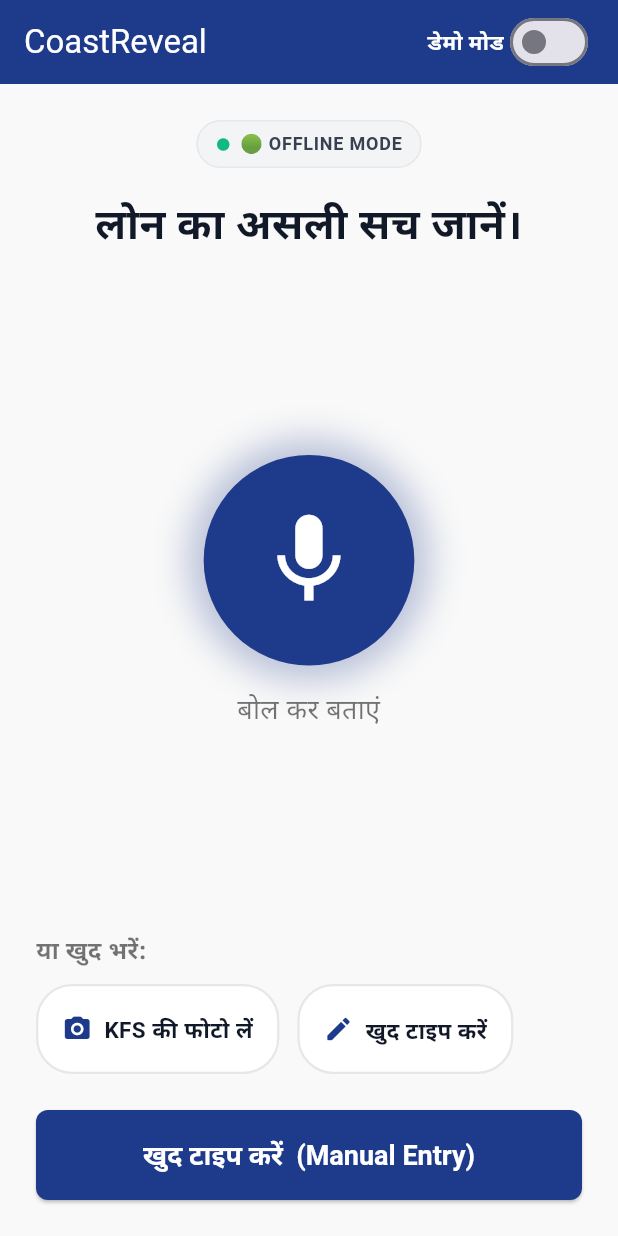
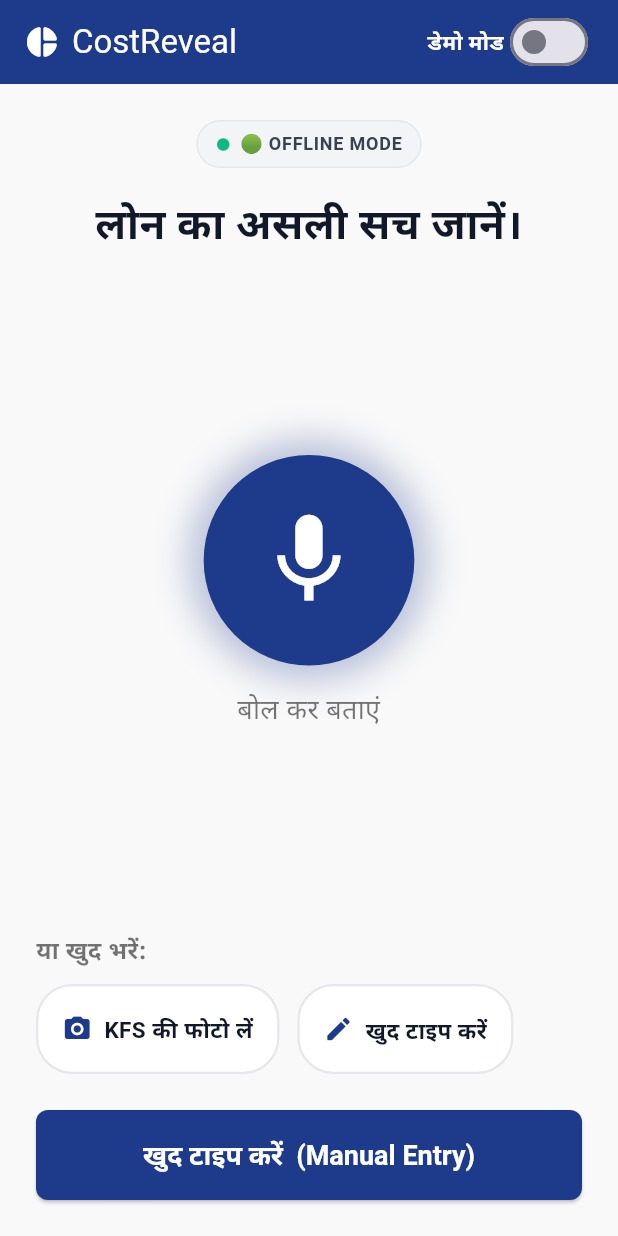
Before and after one commit to vishwasbhattgaonkar1512-cmd/CostReveal-SACH-Engine, a Flutter app: the screen it shows after launch, on a phone screen of 412 x 824 dp. Run offline on Flutter 3.47's test engine with Material 3 defaults, Android fonts, the phone set to English and light mode, and no system bars; our stand-ins replace camera, fl_chart, google_fonts, pdf, share_plus, speech_to_text and 1 more.

Commit message:
fix(UI): fix CoastReveal spelling to CostReveal and add logo icon to header

```diff
--- a/lib/main.dart
+++ b/lib/main.dart
@@ -27,7 +27,7 @@ class MyApp extends StatelessWidget {
   Widget build(BuildContext context) {
     return MaterialApp(
       debugShowCheckedModeBanner: false,
-      title: 'CoastReveal',
+      title: 'CostReveal',
       theme: ThemeData(
         scaffoldBackgroundColor: const Color(0xFFF9F9F9), // True White/Off-white for Mumbai Sunlight
         primaryColor: const Color(0xFF1E3A8A), // Government Navy
--- a/lib/ui/input_screen.dart
+++ b/lib/ui/input_screen.dart
@@ -217,7 +217,13 @@ class _InputScreenState extends State<InputScreen>
   Widget build(BuildContext context) {
     return Scaffold(
       appBar: AppBar(
-        title: const Text('CoastReveal'),
+        title: const Row(
+          children: [
+            Icon(Icons.pie_chart_rounded, color: Colors.white),
+            SizedBox(width: 8),
+            Text('CostReveal'),
+          ],
+        ),
         actions: [
           Row(
             children: [
--- a/lib/ui/rbi_draft_screen.dart
+++ b/lib/ui/rbi_draft_screen.dart
@@ -70,7 +70,7 @@ class RbiDraftScreen extends StatelessWidget {
                         ),
                         const SizedBox(height: 4),
                         Text(
-                          'Generated by LoanKaSach - ${DateTime.now().toLocal().toString().split(' ')[0]}',
+                          'Generated by CostReveal - ${DateTime.now().toLocal().toString().split(' ')[0]}',
                           style: const TextStyle(fontSize: 12, color: Colors.black45),
                         ),
                         const Divider(height: 32),
@@ -133,7 +133,7 @@ class RbiDraftScreen extends StatelessWidget {
                     result: result,
                   );
 
-                  final xFile = XFile.fromData(pdfBytes, mimeType: 'application/pdf', name: 'CoastReveal_Report.pdf'); await Share.shareXFiles([xFile], subject: 'CoastReveal - Loan Transparency Report', text: 'Please find attached the Loan Transparency Report.');
+                  final xFile = XFile.fromData(pdfBytes, mimeType: 'application/pdf', name: 'CostReveal_Report.pdf'); await Share.shareXFiles([xFile], subject: 'CostReveal - Loan Transparency Report', text: 'Please find attached the Loan Transparency Report.');
                 } catch (e) {
                   if (context.mounted) {
                     ScaffoldMessenger.of(context).showSnackBar(
```
